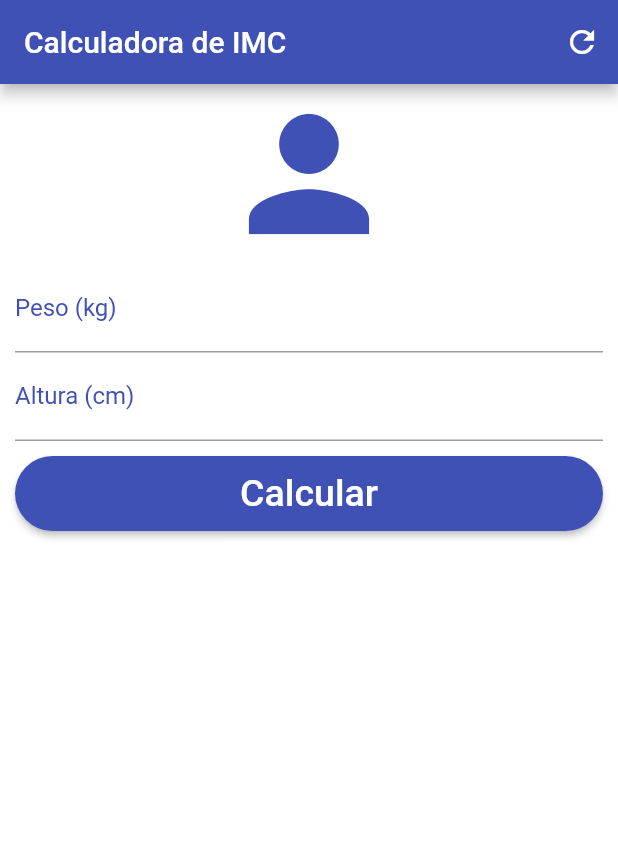
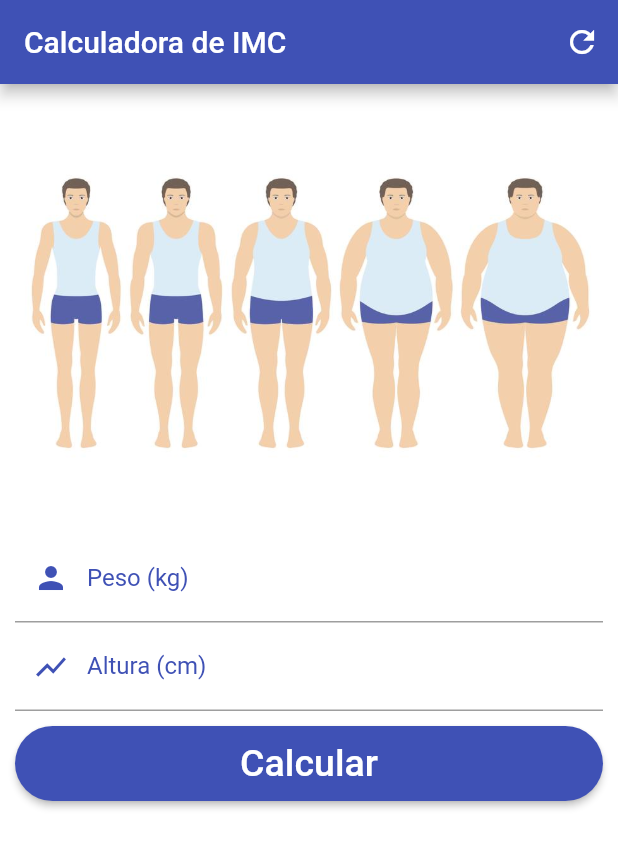
Before and after one commit to jvomarques/flutter_imc, a Flutter app: the screen it shows after launch, on a phone screen of 412 x 824 dp. Shown: the top 848 px of the screen. Run offline on Flutter 3.47's test engine with Material 2 defaults, Android fonts, the phone set to English and light mode, and no system bars.

Commit message:
feat: add icons in inputs

```diff
--- a/lib/main.dart
+++ b/lib/main.dart
@@ -92,12 +92,14 @@ class _HomeState extends State<Home> {
           child: Column(
             crossAxisAlignment: CrossAxisAlignment.stretch,
             children: <Widget>[
-              Icon(Icons.person, size: 120, color: Colors.indigo),
+              // Icon(Icons.person, size: 120, color: Colors.indigo),
+              Image(image: AssetImage("images/home.jpg"), height: 300,),
               TextFormField(
                 keyboardType: TextInputType.number,
                 decoration: InputDecoration(
                   labelText: "Peso (kg)",
-                  labelStyle: TextStyle(color: Colors.indigo)
+                  labelStyle: TextStyle(color: Colors.indigo),
+                  prefixIcon: Icon(Icons.person, color: Colors.indigo),
                 ),
                 controller: pesoController,
                 validator: (peso) {
@@ -109,7 +111,8 @@ class _HomeState extends State<Home> {
                 keyboardType: TextInputType.number,
                 decoration: InputDecoration(
                   labelText: "Altura (cm)",
-                  labelStyle: TextStyle(color: Colors.indigo)
+                  labelStyle: TextStyle(color: Colors.indigo),
+                  prefixIcon: Icon(Icons.show_chart, color: Colors.indigo),
                 ),
                 controller: alturaController,
                 validator: (altura) {
@@ -133,12 +136,6 @@ class _HomeState extends State<Home> {
                     ),
                   ),
               ),
-              Text(
-                _textoResultado,
-                textAlign: TextAlign.center,
-                style: TextStyle(color: Colors.indigo, fontSize: 25.0),
-              )
-
             ],
           ),
         )
--- a/pubspec.yaml
+++ b/pubspec.yaml
@@ -46,6 +46,7 @@ flutter:
 
   # To add assets to your application, add an assets section, like this:
   assets:
+    - images/home.jpg
     - images/thin-man.png
     - images/medium-man.png
     - images/little-fat-man.png
```
Also changed, not shown: images/home.jpg (added).
